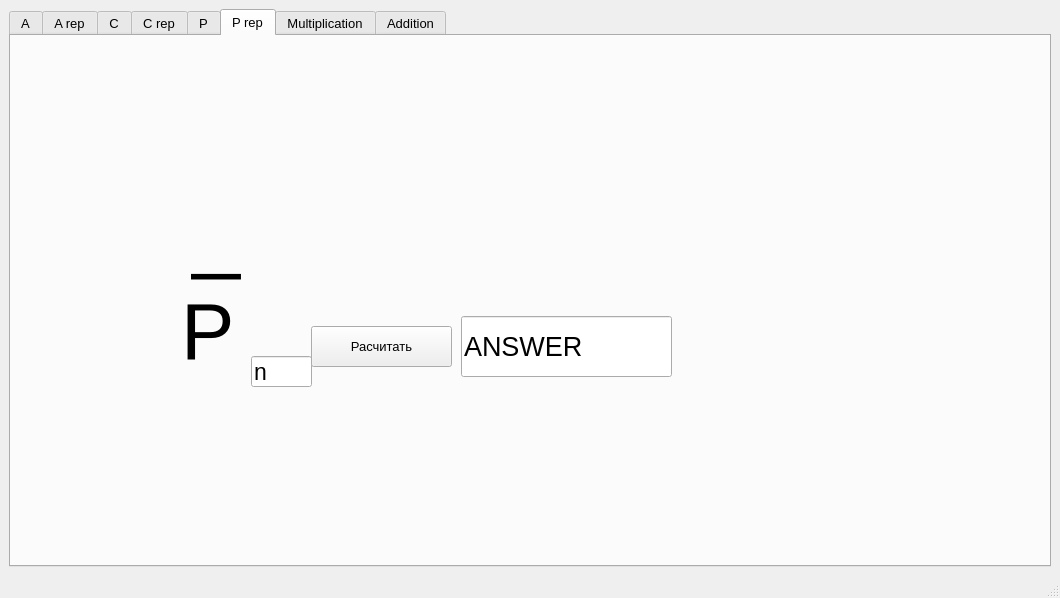
The window that combo.ui (ZyNordd/Laba2) describes before a commit, drawn with Qt 5.
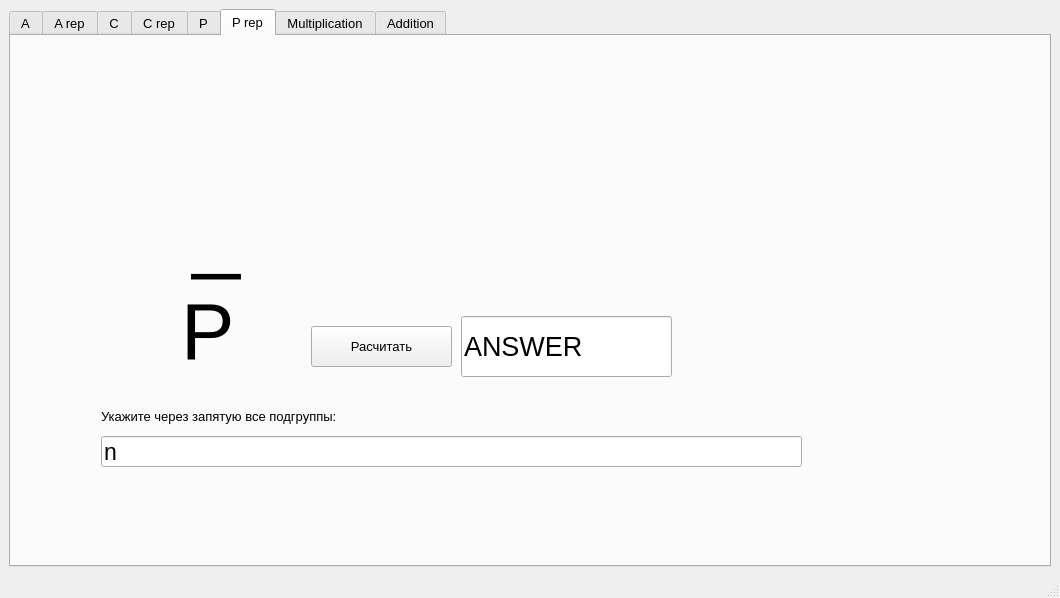
The same window after the commit. The open tabs and pages were chosen to show the change.

Diff of the .ui file:
```diff
--- a/combo.ui
+++ b/combo.ui
@@ -500,9 +500,9 @@
        <widget class="QLineEdit" name="lineEdit_P_n_Rep">
         <property name="geometry">
          <rect>
-          <x>240</x>
-          <y>320</y>
-          <width>61</width>
+          <x>90</x>
+          <y>400</y>
+          <width>701</width>
           <height>31</height>
          </rect>
         </property>
@@ -582,6 +582,19 @@
          <string>_</string>
         </property>
        </widget>
+       <widget class="QLabel" name="label">
+        <property name="geometry">
+         <rect>
+          <x>90</x>
+          <y>370</y>
+          <width>371</width>
+          <height>20</height>
+         </rect>
+        </property>
+        <property name="text">
+         <string>Укажите через запятую все подгруппы:</string>
+        </property>
+       </widget>
       </widget>
       <widget class="QWidget" name="Multiplication">
        <attribute name="title">
```
Left out of the diff: 2 changed lines with no effect on the pictures.
